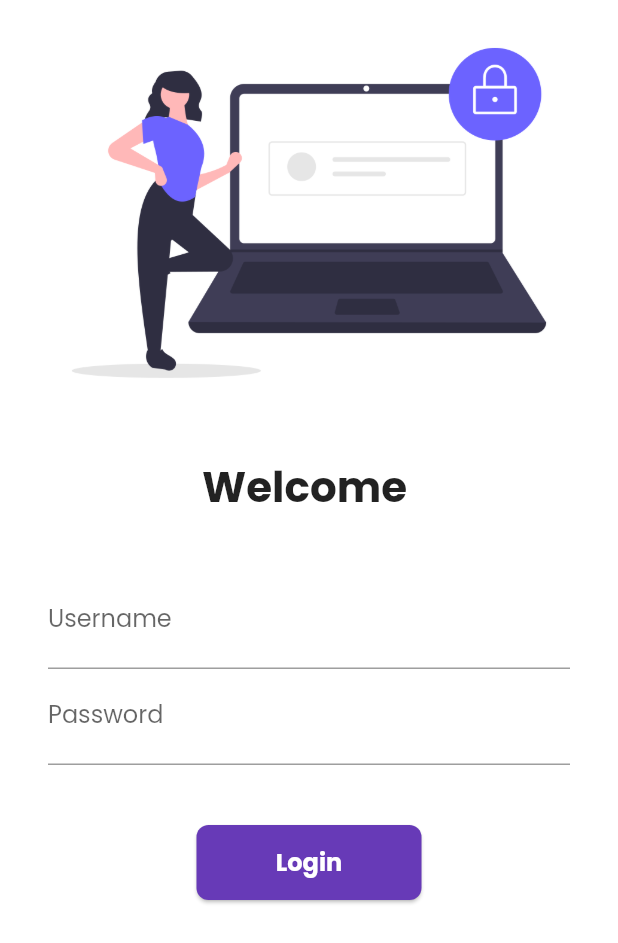
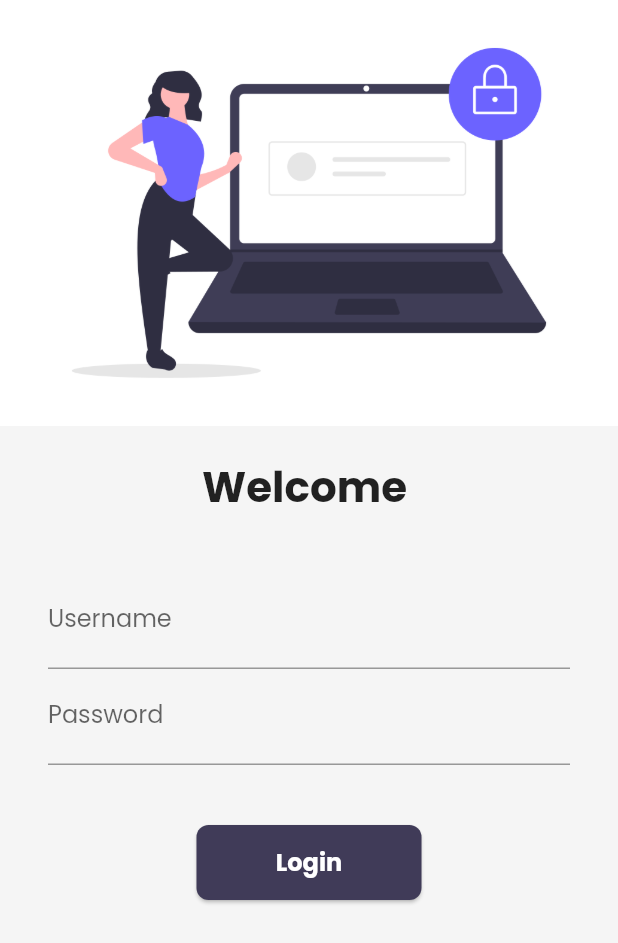
Before and after one commit to SMAthar/flutter_catalog, a Flutter app: the LoginPage screen opened by its route, on a phone screen of 412 x 824 dp. Shown: the top 943 px of the screen. Run offline on Flutter 3.47's test engine with Material 2 defaults, Android fonts, the phone set to English and light mode, and no system bars; our stand-ins replace google_fonts, velocity_x; network calls fail.

Commit message:
day 20 completed

```diff
--- a/lib/main.dart
+++ b/lib/main.dart
@@ -14,10 +14,11 @@ class MyApp extends StatelessWidget {
   @override
   Widget build(BuildContext context) {
     return MaterialApp(
-      themeMode: ThemeMode.light,
+      themeMode: ThemeMode.system,
       theme: MyTheme.lightTheme(context),
       darkTheme: MyTheme.darkTheme(context),
       initialRoute: '/',
+      // initialRoute: MyRoute.loginRoute,
       routes: {
         '/': (context) => HomePage(),
         MyRoute.homeRoute: (context) => HomePage(),
--- a/lib/pages/login_page.dart
+++ b/lib/pages/login_page.dart
@@ -1,5 +1,6 @@
 import 'package:flutter/material.dart';
 import 'package:flutter_catalog/utils/routes.dart';
+import 'package:velocity_x/velocity_x.dart';
 
 class LoginPage extends StatefulWidget {
   @override
@@ -28,7 +29,7 @@ class _LoginPageState extends State<LoginPage> {
   @override
   Widget build(BuildContext context) {
     return Material(
-      color: Colors.white,
+      color: context.canvasColor,
       child: SingleChildScrollView(
         child: Column(
           children: [
@@ -95,7 +96,7 @@ class _LoginPageState extends State<LoginPage> {
                     ),
                     Material(
                       elevation: 1,
-                      color: Colors.deepPurple,
+                      color: context.theme.buttonColor,
                       borderRadius:
                           BorderRadius.circular(changeButton ? 50 : 8),
                       child: InkWell(
--- a/lib/widgets/home_widgets/catalog_header.dart
+++ b/lib/widgets/home_widgets/catalog_header.dart
@@ -1,7 +1,6 @@
 import 'package:flutter/material.dart';
 import 'package:flutter_catalog/widgets/themes.dart';
 import 'package:velocity_x/velocity_x.dart';
-
 
 class CatalogHeader extends StatelessWidget {
   @override
@@ -9,7 +8,7 @@ class CatalogHeader extends StatelessWidget {
     return Column(
       crossAxisAlignment: CrossAxisAlignment.start,
       children: [
-        "Catalog App".text.xl5.color(MyTheme.darkBluishColor).bold.make(),
+        "Catalog App".text.xl5.color(context.theme.accentColor).bold.make(),
         "Trending Products".text.xl2.make()
       ],
     );
--- a/lib/widgets/home_widgets/catalog_image.dart
+++ b/lib/widgets/home_widgets/catalog_image.dart
@@ -1,7 +1,6 @@
 import 'package:flutter/material.dart';
 import 'package:flutter_catalog/widgets/themes.dart';
 import 'package:velocity_x/velocity_x.dart';
-
 
 class CatalogImage extends StatelessWidget {
   const CatalogImage({
@@ -18,7 +17,7 @@ class CatalogImage extends StatelessWidget {
         .box
         .rounded
         .p8
-        .color(MyTheme.creamColor)
+        .color(context.canvasColor)
         .make()
         .p16()
         .w40(context);
--- a/lib/widgets/themes.dart
+++ b/lib/widgets/themes.dart
@@ -1,10 +1,15 @@
 import 'package:flutter/material.dart';
 import 'package:google_fonts/google_fonts.dart';
+import 'package:velocity_x/velocity_x.dart';
 
 class MyTheme {
   static ThemeData lightTheme(BuildContext context) => ThemeData(
         primarySwatch: Colors.deepPurple,
         fontFamily: GoogleFonts.poppins().fontFamily,
+        cardColor: Colors.white,
+        canvasColor: creamColor,
+        accentColor: darkBluishColor,
+        buttonColor: darkBluishColor,
         appBarTheme: AppBarTheme(
           color: Colors.white,
           elevation: 0.0,
@@ -15,9 +20,22 @@ class MyTheme {
 
   static ThemeData darkTheme(BuildContext context) => ThemeData(
         brightness: Brightness.dark,
+        fontFamily: GoogleFonts.poppins().fontFamily,
+        cardColor: Colors.black,
+        canvasColor: darkCreamColor,
+        accentColor: Colors.white,
+        buttonColor: lightBluishColor,
+        appBarTheme: AppBarTheme(
+          color: Colors.white,
+          elevation: 0.0,
+          iconTheme: IconThemeData(color: Colors.white),
+          textTheme: Theme.of(context).textTheme,
+        ),
       );
 
   // Colors
   static Color creamColor = Color(0xFFF5F5F5);
+  static Color darkCreamColor = Vx.gray900;
   static Color darkBluishColor = Color(0xFF403B58);
+  static Color lightBluishColor = Vx.indigo500;
 }
```
Also changed, not shown: lib/pages/home_detail_page.dart (+5 -5 lines), lib/pages/home_page.dart (+6 -3 lines), lib/widgets/home_widgets/catalog_item.dart (+6 -3 lines).
